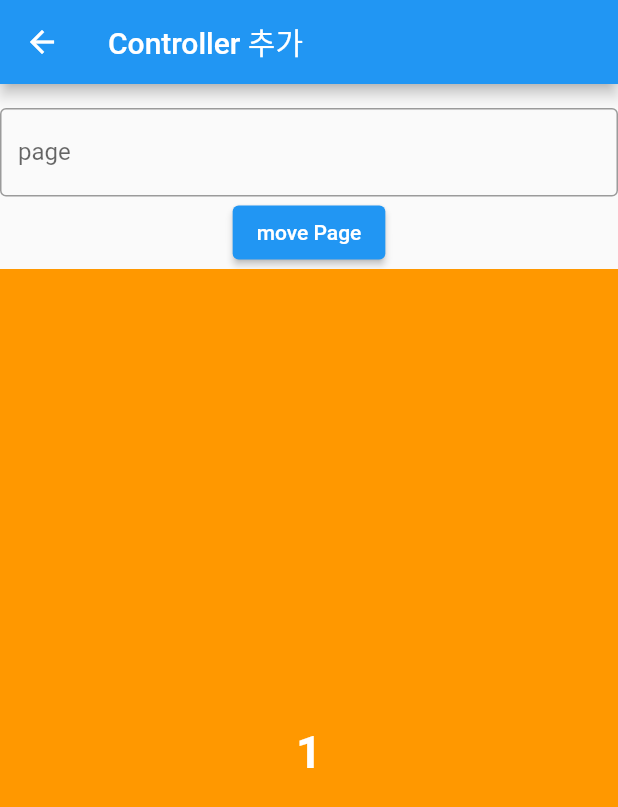
After one commit to sHong7512/flutter_scrollable_widgets, a Flutter app: the PageViewScreen screen opened by its route, after a tap on "Controller 추가", on a phone screen of 412 x 824 dp. The commit adds this screen. Shown: the top 807 px of the screen. Run offline on Flutter 3.47's test engine with Material 2 defaults, Android fonts, the phone set to English and light mode, and no system bars; our stand-ins replace go_router, scroll_to_index; missing offline and left inert: vertical_scrollable_tabview.

Commit message:
[Update] PageView & Basic TabBar

```diff
--- a/lib/route/router_set.dart
+++ b/lib/route/router_set.dart
@@ -1,18 +1,23 @@
 import 'package:flutter/material.dart';
 import 'package:go_router/go_router.dart';
+import 'package:scrollable_widgets/scrollable_widget/custom/custom_scroll_view_screen.dart';
 import 'package:scrollable_widgets/scrollable_widget/gridview/grid_view_item_screen.dart';
+import 'package:scrollable_widgets/scrollable_widget/gridview/grid_view_screen.dart';
 import 'package:scrollable_widgets/scrollable_widget/listview/list_view_item_screen.dart';
+import 'package:scrollable_widgets/scrollable_widget/listview/list_view_screen.dart';
 import 'package:scrollable_widgets/scrollable_widget/options/option_item_screen.dart';
 import 'package:scrollable_widgets/scrollable_widget/options/options_screen.dart';
+import 'package:scrollable_widgets/scrollable_widget/pageview/page_view_item_screen.dart';
+import 'package:scrollable_widgets/scrollable_widget/pageview/page_view_screen.dart';
 import 'package:scrollable_widgets/scrollable_widget/reorderable/reorderable_item_screen.dart';
-import 'package:scrollable_widgets/scrollable_widget/custom/custom_scroll_view_screen.dart';
-import 'package:scrollable_widgets/scrollable_widget/gridview/grid_view_screen.dart';
-import 'package:scrollable_widgets/scrollable_widget/listview/list_view_screen.dart';
 import 'package:scrollable_widgets/scrollable_widget/reorderable/reorderable_list_view_screen.dart';
 import 'package:scrollable_widgets/scrollable_widget/single_child/single_child_item_screen.dart';
 import 'package:scrollable_widgets/scrollable_widget/single_child/single_child_scroll_view.dart';
+import 'package:scrollable_widgets/scrollable_widget/tabbar/tab_bar_screen.dart';
+import 'package:scrollable_widgets/scrollable_widget/tabbar/vertical_scrollable_screen.dart';
 
 import '../main.dart';
+import '../scrollable_widget/tabbar/tab_bar_screen2.dart';
 
 class RouterSet {
   static final List<GoRoute> routerList = [
@@ -60,6 +65,20 @@ class RouterSet {
       ],
     ),
     GoRoute(
+        path: '/page',
+        name: 'PageView',
+        pageBuilder: (context, state) => MaterialPage(child: PageViewScreen()),
+        routes: [
+          GoRoute(
+            path: ':index',
+            pageBuilder: (context, state) {
+              final int index = int.parse(state.params['index']!.toString());
+              return MaterialPage(
+                  child: PageViewItemScreen(index: index, name: pageViewList[index]));
+            },
+          ),
+        ]),
+    GoRoute(
       path: '/reorderable',
       name: 'Reorderable',
       pageBuilder: (context, state) => MaterialPage(child: ReorderableListViewScreen()),
@@ -91,7 +110,21 @@ class RouterSet {
               return MaterialPage(child: OptionItemScreen(index: index, name: optionList[index]));
             },
           ),
-      ]
+        ]),
+    GoRoute(
+      path: '/tabbar',
+      name: 'TabBar',
+      pageBuilder: (context, state) => MaterialPage(child: TabBarScreen()),
+    ),
+    GoRoute(
+      path: '/tabbar2',
+      name: 'TabBar2',
+      pageBuilder: (context, state) => MaterialPage(child: TabBarScreen2()),
+    ),
+    GoRoute(
+      path: '/vstabbar',
+      name: 'Vertical Scrollable',
+      pageBuilder: (context, state) => MaterialPage(child: VerticalScrollableScreen()),
     ),
   ];
 
--- /dev/null
+++ b/lib/scrollable_widget/pageview/page_view_item_screen.dart
@@ -0,0 +1,104 @@
+import 'dart:developer';
+
+import 'package:flutter/material.dart';
+import 'package:flutter/services.dart';
+
+import '../../const/colors.dart';
+import '../../const/environment.dart';
+
+class PageViewItemScreen extends StatelessWidget {
+  PageViewItemScreen({
+    Key? key,
+    required this.index,
+    required this.name,
+  }) : super(key: key);
+
+  final int index;
+  final String name;
+
+  late PageController pageController = PageController(
+    initialPage: 1,
+  );
+
+  late TextEditingController textEditingController = TextEditingController();
+
+  @override
+  Widget build(BuildContext context) {
+    return Scaffold(
+      appBar: AppBar(title: FittedBox(fit: BoxFit.fitWidth, child: Text(name))),
+      body: getWidget(index),
+    );
+  }
+
+  Widget getWidget(int index) {
+    switch (index) {
+      case 0:
+        return PageView(
+          children: miniNumbers
+              .map(
+                (e) => renderContainer(
+                  color: rainbowColors[e % rainbowColors.length],
+                  index: e,
+                ),
+              )
+              .toList(),
+        );
+      case 1:
+        return PageView.builder(
+          itemCount: miniNumbers.length,
+          itemBuilder: (context, index) {
+            return renderContainer(
+                color: rainbowColors[index % rainbowColors.length], index: index);
+          },
+        );
+      case 2:
+        return PageView.builder(
+          itemCount: miniNumbers.length,
+          scrollDirection: Axis.vertical,
+          pageSnapping: false,
+          itemBuilder: (context, index) {
+            return renderContainer(
+                color: rainbowColors[index % rainbowColors.length], index: index);
+          },
+        );
+      case 3:
+        return Column(
+          children: [
+            const SizedBox(height: 16),
+            TextField(
+              controller: textEditingController,
+              decoration: const InputDecoration(
+                border: OutlineInputBorder(),
+                labelText: 'page',
+              ),
+              keyboardType: TextInputType.number,
+            ),
+            ElevatedButton(
+                onPressed: () {
+                  try {
+                    final page = int.parse(textEditingController.text);
+                    // pageController.jumpToPage(page);
+                    pageController.animateToPage(page,
+                        duration: const Duration(milliseconds: 500), curve: Curves.linear);
+                  } catch (e) {
+                    log('이동할 수 없는 페이지 <${textEditingController.text}>:: $e');
+                  }
+                },
+                child: Text('move Page')),
+            Expanded(
+              child: PageView.builder(
+                itemCount: miniNumbers.length,
+                controller: pageController,
+                itemBuilder: (context, index) {
+                  return renderContainer(
+                      color: rainbowColors[index % rainbowColors.length], index: index);
+                },
+              ),
+            )
+          ],
+        );
+      default:
+        throw Exception('No defined index');
+    }
+  }
+}
--- /dev/null
+++ b/lib/scrollable_widget/pageview/page_view_screen.dart
@@ -0,0 +1,33 @@
+import 'package:flutter/material.dart';
+import 'package:go_router/go_router.dart';
+
+List<String> pageViewList = [
+  '기본, 모두 한번에 그림',
+  '보이는 것만 그림',
+  '넘김 보정 끔, 수직 페이징',
+  'Controller 추가'
+];
+
+class PageViewScreen extends StatelessWidget {
+  const PageViewScreen({Key? key}) : super(key: key);
+
+  @override
+  Widget build(BuildContext context) {
+    return Scaffold(
+      appBar: AppBar(title: Text('PageView')),
+      body: Column(
+        mainAxisAlignment: MainAxisAlignment.center,
+        crossAxisAlignment: CrossAxisAlignment.stretch,
+        children: pageViewList
+            .asMap()
+            .entries
+            .map((entry) => ElevatedButton(
+                onPressed: () {
+                  GoRouter.of(context).push('/page/${entry.key}');
+                },
+                child: Text(entry.value)))
+            .toList(),
+      ),
+    );
+  }
+}
--- a/pubspec.yaml
+++ b/pubspec.yaml
@@ -38,6 +38,9 @@ dependencies:
   cupertino_icons: ^1.0.2
 
   go_router: ^5.1.0
+
+  vertical_scrollable_tabview: ^0.0.7
+#  scroll_to_index: ^3.0.1 <- 위에 이미 포함됨
 
 dev_dependencies:
   flutter_test:
```
Also changed, not shown: lib/scrollable_widget/tabbar/tab_bar_screen.dart (added, +44 -0 lines), lib/scrollable_widget/tabbar/tab_bar_screen2.dart (added, +82 -0 lines), lib/scrollable_widget/tabbar/vertical_scrollable_screen.dart (added, +63 -0 lines), pubspec.lock, 3 other files. Lines whose indentation alone changed are shown as unchanged.
